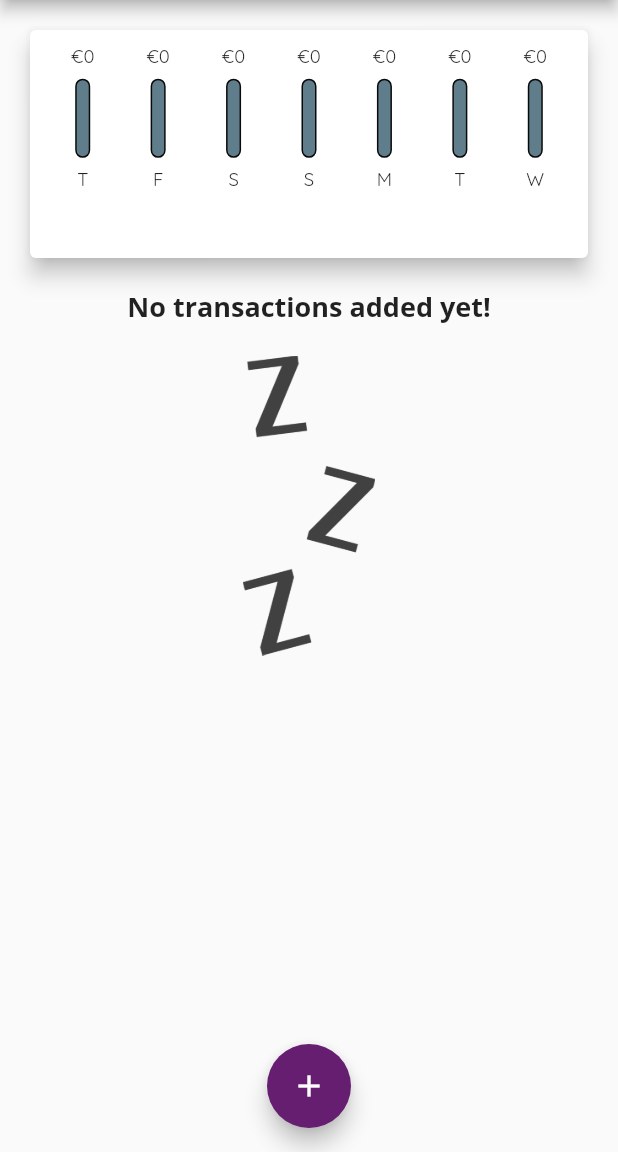
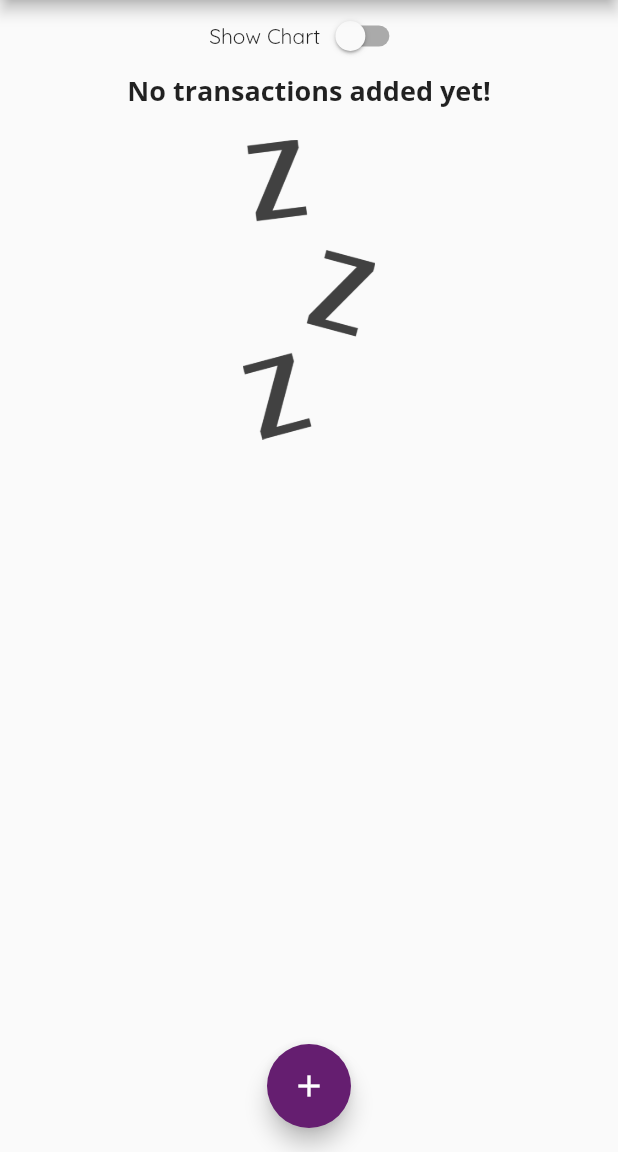
Before and after one commit to lucasfpac/expense_planner, a Flutter app: the screen it shows after launch, on a phone screen of 412 x 824 dp, the part 84-1236 px from its top. Run offline on Flutter 3.47's test engine with Material 2 defaults, Android fonts, the phone set to English and light mode, and no system bars.

Commit message:
Show_Chart

```diff
--- a/lib/main.dart
+++ b/lib/main.dart
@@ -69,6 +69,8 @@ class _MyHomePageState extends State<MyHomePage> {
     //   date: DateTime.now(),
     // ),
   ];
+  bool _showChart = false;
+
   List<Transaction> get _recentTransactions {
     return _userTransactions.where((tx) {
       return tx.date.isAfter(
@@ -128,13 +130,28 @@ class _MyHomePageState extends State<MyHomePage> {
           //mainAxisAlignment: MainAxisAlignment.start,
           crossAxisAlignment: CrossAxisAlignment.center,
           children: [
-            Container(
+            Row(
+              mainAxisAlignment: MainAxisAlignment.center,
+              children: [
+                const Text("Show Chart"),
+                Switch(
+                  value: _showChart,
+                  onChanged: (val) {
+                    setState(() {
+                      _showChart = val;
+                    });
+                  },
+                )
+              ],
+            ),
+            _showChart
+                ? Container(
                     height: (MediaQuery.of(context).size.height -
                             appBar.preferredSize.height -
                             MediaQuery.of(context).padding.top) *
                         0.25, // calculation to get amount of the screen - appbar.height
-                child: Chart(_recentTransactions)),
-            Container(
+                    child: Chart(_recentTransactions))
+                : Container(
                     height: (MediaQuery.of(context).size.height -
                             appBar.preferredSize.height -
                             MediaQuery.of(context).padding.top) *
```
Lines whose indentation alone changed are shown as unchanged.
